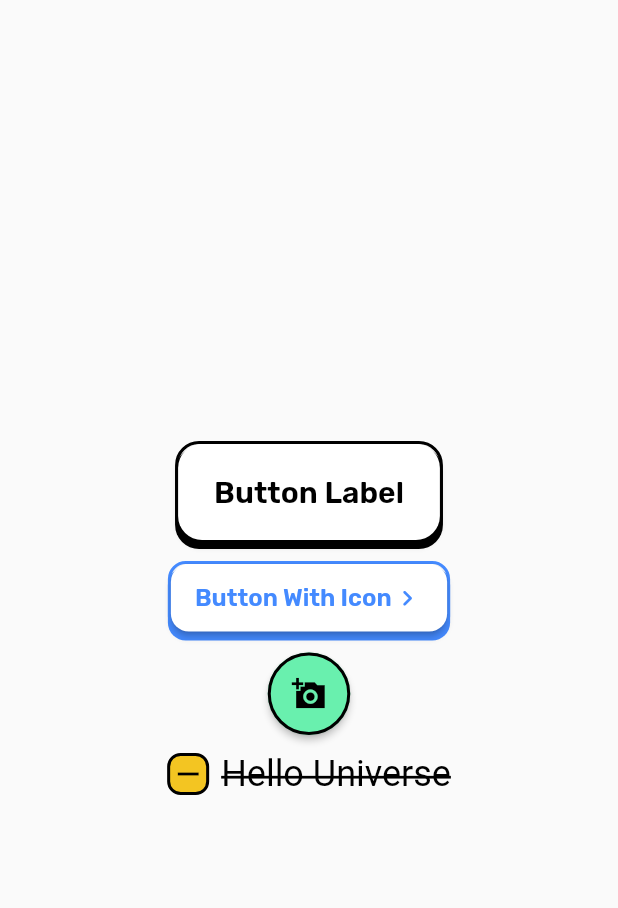
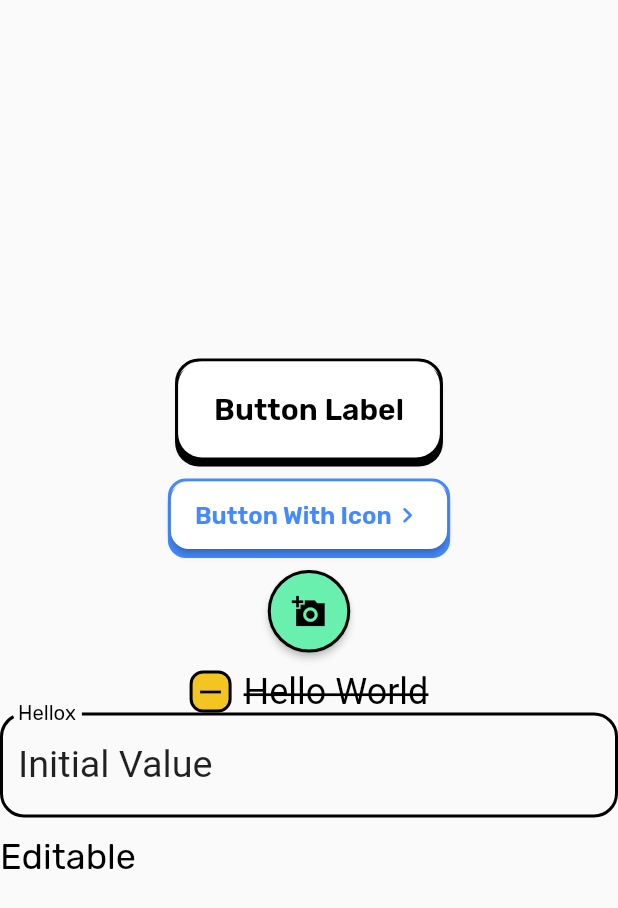
Before and after one commit to jnthn223/paper-ui, a Flutter app: the screen it shows after launch, on a phone screen of 412 x 824 dp. Shown: the top 908 px of the screen. Run offline on Flutter 3.47's test engine with Material 2 defaults, Android fonts, the phone set to English and light mode, and no system bars; our stand-ins replace google_fonts.

Commit message:
modify editable

```diff
--- a/paper_ui/lib/components/forms/editable.dart
+++ b/paper_ui/lib/components/forms/editable.dart
@@ -1,12 +1,19 @@
 import 'package:flutter/material.dart';
+import 'package:google_fonts/google_fonts.dart';
 import 'package:paper_ui/components/forms/input.dart';
+import 'package:paper_ui/constants/sizes.dart';
 
 class Editable extends StatefulWidget {
   final String text;
+  final Sizes? size;
   final void Function(String)? onChanged;
 
-  const Editable({Key? key, required this.text, this.onChanged})
-      : super(key: key);
+  const Editable({
+    Key? key,
+    required this.text,
+    this.onChanged,
+    this.size = Sizes.sm,
+  }) : super(key: key);
 
   @override
   _EditableState createState() => _EditableState();
@@ -33,6 +40,12 @@ class _EditableState extends State<Editable> {
       child: isEditing
           ? InputText.underline(
               initialValue: widget.text,
+              autoFocus: true,
+              onLoseFocus: () {
+                setState(() {
+                  isEditing = false;
+                });
+              },
               onChange: (newValue) {
                 setState(() {
                   isEditing = false;
@@ -40,7 +53,16 @@ class _EditableState extends State<Editable> {
                 });
               },
             )
-          : Text(widget.text),
+          : Align(
+              alignment: Alignment.centerLeft,
+              child: Text(
+                widget.text,
+                style: GoogleFonts.rubik(
+                  color: Colors.black,
+                  fontSize: getFontSize(widget.size),
+                ),
+              ),
+            ),
     );
   }
 
--- a/paper_ui/lib/components/forms/input.dart
+++ b/paper_ui/lib/components/forms/input.dart
@@ -1,5 +1,6 @@
 import 'package:flutter/material.dart';
 import 'package:google_fonts/google_fonts.dart';
+import 'package:paper_ui/constants/sizes.dart';
 
 class InputText extends StatefulWidget {
   final bool? obscureText;
@@ -9,7 +10,10 @@ class InputText extends StatefulWidget {
   final ValueChanged<String> onChange;
   final InputDecoration? decoration;
   final String? initialValue;
+  final Sizes? size;
   final TextInputType? inputType;
+  final Function()? onLoseFocus;
+  final bool? autoFocus;
 
   InputText({
     super.key,
@@ -24,6 +28,9 @@ class InputText extends StatefulWidget {
     this.obscureText = false,
     this.initialValue,
     this.inputType,
+    this.onLoseFocus,
+    this.size,
+    this.autoFocus,
   }) : decoration = InputDecoration(
           enabledBorder: OutlineInputBorder(
             borderRadius: BorderRadius.circular(16),
@@ -51,6 +58,9 @@ class InputText extends StatefulWidget {
     required this.onChange,
     this.initialValue,
     this.inputType,
+    this.onLoseFocus,
+    this.size,
+    this.autoFocus,
   }) : decoration = const InputDecoration(
           enabledBorder: UnderlineInputBorder(
             borderSide: BorderSide(width: 2.0, color: Colors.black),
@@ -73,6 +83,9 @@ class InputText extends StatefulWidget {
     this.decoration,
     this.initialValue,
     this.inputType,
+    this.onLoseFocus,
+    this.size,
+    this.autoFocus,
   });
 
   @override
@@ -91,16 +104,28 @@ class _InputTextState extends State<InputText> {
 
   @override
   Widget build(BuildContext context) {
-    return TextField(
+    return DefaultTextStyle(
+      style: GoogleFonts.rubik(
+        color: Colors.black,
+        fontSize: getFontSize(widget.size ?? Sizes.sm),
+      ),
+      child: TextField(
+        style: DefaultTextStyle.of(context).style.apply(fontSizeFactor: 1.8),
         controller: _textEditingController,
         keyboardType: widget.inputType ?? TextInputType.text,
         obscureText: widget.obscureText!,
         enabled: widget.enabled,
         onTapOutside: (PointerDownEvent event) {
+          if (widget.onLoseFocus != null) {
+            widget.onLoseFocus!();
+          }
           FocusScope.of(context).unfocus();
         },
         cursorColor: Colors.black,
         decoration: widget.decoration,
+        textAlignVertical: TextAlignVertical.center,
+        autofocus: widget.autoFocus ?? false,
+      ),
     );
   }
 
--- a/paper_ui_demo/lib/main.dart
+++ b/paper_ui_demo/lib/main.dart
@@ -21,29 +21,42 @@ class MainApp extends StatelessWidget {
               text: "Button Label",
               size: Sizes.xl,
             ),
-            SizedBox(height: 12),
+            const SizedBox(height: 12),
             paper.Button.withIcon(
               color: Colors.blueAccent,
               size: Sizes.md,
               onPressed: () {
                 _showAlertDialog(context);
-                print("Hello");
               },
               text: "Button With Icon",
               rightIcon: Icons.chevron_right_rounded,
             ),
-            SizedBox(height: 12),
+            const SizedBox(height: 12),
             paper.Button.icon(
               onPressed: () {},
               bgColor: Colors.greenAccent,
               size: Sizes.lg,
             ),
-            SizedBox(height: 12),
+            const SizedBox(height: 12),
             const paper.CheckBox.crossed(
               value: true,
               size: Sizes.x2l,
-              label: "Hello Universe",
+              label: "Hello World",
             ),
+            paper.InputText(
+              onChange: (value) {
+                return;
+              },
+              hint: "Hello",
+              label: "Hellox",
+              initialValue: "Initial Value",
+            ),
+            const SizedBox(height: 12),
+            paper.Editable(
+              size: Sizes.x2l,
+              onChanged: (value) {},
+              text: "Editable",
+            )
           ]),
         ),
       ),
@@ -55,14 +68,14 @@ class MainApp extends StatelessWidget {
       context: context,
       builder: (BuildContext context) {
         return AlertDialog(
-          title: Text("Alert"),
-          content: Text("Button Clicked!"),
+          title: const Text("Alert"),
+          content: const Text("Button Clicked!"),
           actions: [
             TextButton(
               onPressed: () {
                 Navigator.of(context).pop();
               },
-              child: Text("OK"),
+              child: const Text("OK"),
             ),
           ],
         );
```
Lines whose indentation alone changed are shown as unchanged.
